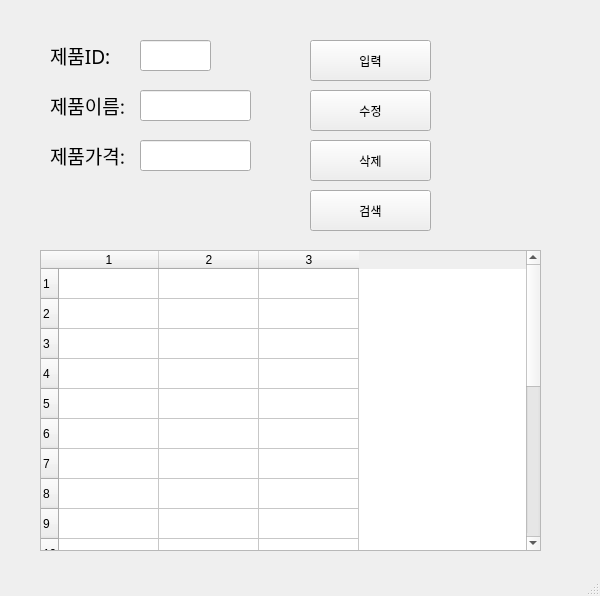
Above: ProductList3.ui from soy22/python231211 before the change. Below: the same form after it.
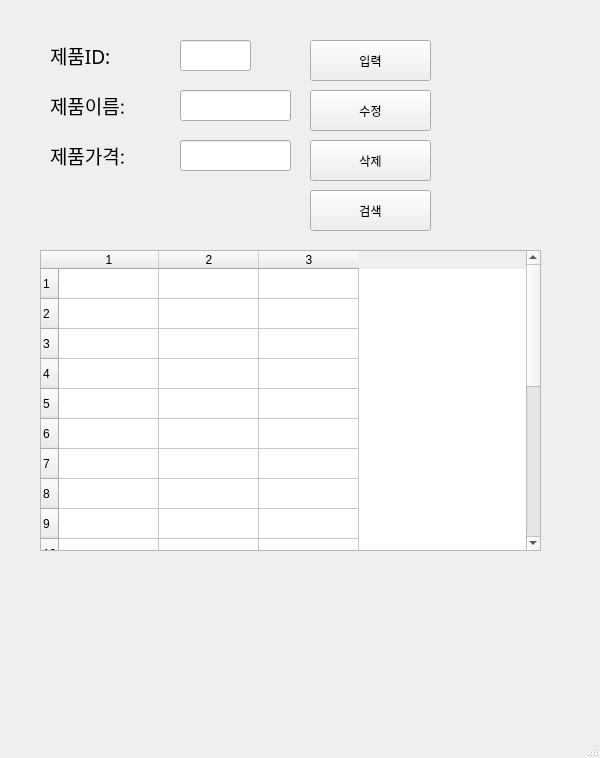
That is the form after the change.

Commit message: 수업 완료

```diff
--- a/ProductList3.ui
+++ b/ProductList3.ui
@@ -7,7 +7,7 @@
     <x>0</x>
     <y>0</y>
     <width>600</width>
-    <height>596</height>
+    <height>758</height>
    </rect>
   </property>
   <property name="windowTitle">
@@ -19,7 +19,7 @@
      <rect>
       <x>50</x>
       <y>40</y>
-      <width>81</width>
+      <width>101</width>
       <height>31</height>
      </rect>
     </property>
@@ -38,7 +38,7 @@
      <rect>
       <x>50</x>
       <y>90</y>
-      <width>81</width>
+      <width>101</width>
       <height>31</height>
      </rect>
     </property>
@@ -57,7 +57,7 @@
      <rect>
       <x>50</x>
       <y>140</y>
-      <width>81</width>
+      <width>101</width>
       <height>31</height>
      </rect>
     </property>
@@ -74,7 +74,7 @@
    <widget class="QLineEdit" name="prodID">
     <property name="geometry">
      <rect>
-      <x>140</x>
+      <x>180</x>
       <y>40</y>
       <width>71</width>
       <height>31</height>
@@ -84,7 +84,7 @@
    <widget class="QLineEdit" name="prodName">
     <property name="geometry">
      <rect>
-      <x>140</x>
+      <x>180</x>
       <y>90</y>
       <width>111</width>
       <height>31</height>
@@ -94,7 +94,7 @@
    <widget class="QLineEdit" name="prodPrice">
     <property name="geometry">
      <rect>
-      <x>140</x>
+      <x>180</x>
       <y>140</y>
       <width>111</width>
       <height>31</height>
```
Left out of the diff: 2 changed lines with no effect on the pictures. The commit also changes 1 other file.
